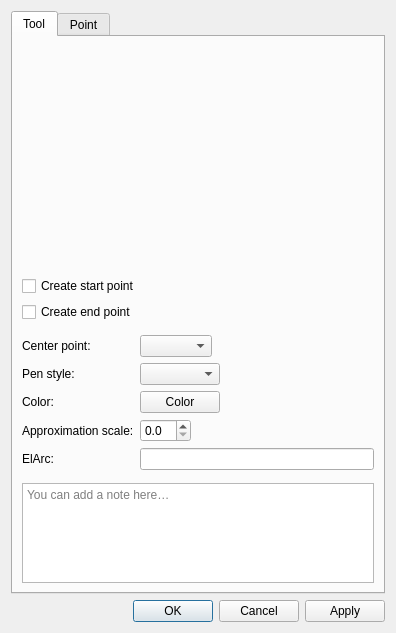
This is src/libs/vtools/dialogs/tools/dialogellipticalarc.ui in equinox-patterns/Ostara as Qt 5 draws it before an edit. The edited form follows.
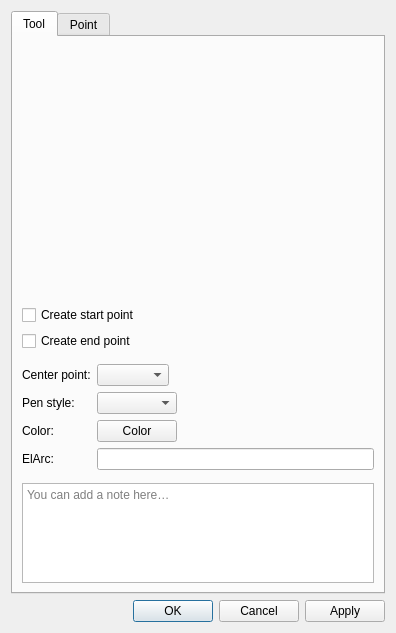
This is the edited form. Icons and pictures are not drawn. Custom widgets are drawn as their Qt base class.

Commit message: Validation curves: drop frontend approximation scale, Spline handles + angle presets in PB

```diff
--- a/src/libs/vtools/dialogs/tools/dialogellipticalarc.ui
+++ b/src/libs/vtools/dialogs/tools/dialogellipticalarc.ui
@@ -144,38 +144,15 @@
            </property>
           </widget>
          </item>
-         <item row="4" column="0">
+         <item row="3" column="0">
           <widget class="QLabel" name="labelAlias">
            <property name="text">
             <string>ElArc:</string>
            </property>
           </widget>
          </item>
-         <item row="4" column="1">
-          <widget class="QLineEdit" name="lineEditAlias"/>
-         </item>
-         <item row="3" column="0">
-          <widget class="QLabel" name="label_13">
-           <property name="text">
-            <string>Approximation scale:</string>
-           </property>
-          </widget>
-         </item>
          <item row="3" column="1">
-          <widget class="QDoubleSpinBox" name="doubleSpinBoxApproximationScale">
-           <property name="toolTip">
-            <string>Set approximation scale for this curve, 0 - use global value</string>
-           </property>
-           <property name="decimals">
-            <number>1</number>
-           </property>
-           <property name="maximum">
-            <double>10.000000000000000</double>
-           </property>
-           <property name="singleStep">
-            <double>0.100000000000000</double>
-           </property>
-          </widget>
+          <widget class="QLineEdit" name="lineEditAlias"/>
          </item>
          <item row="2" column="1">
           <widget class="VPE::QtColorPicker" name="pushButtonColor">
```
The commit also changes 41 other files.
